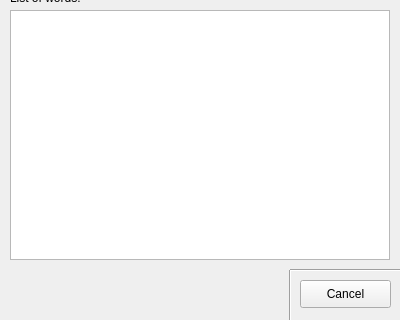
First picture: the form in views/youtube_window.ui, repository Antek-N/SpeechScan, before the edit; both pictures show x 0 to 400 and y 180 to 500 of the 400 by 500 pixel window.
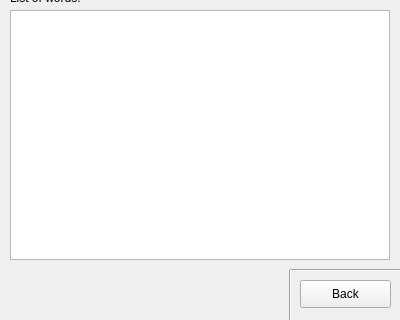
Second picture: the form after the edit.

Commit message: Change cancel_button to back_button

Patch:
```diff
--- a/views/youtube_window.ui
+++ b/views/youtube_window.ui
@@ -106,7 +106,7 @@
     </rect>
    </property>
    <property name="text">
-    <string>Cancel</string>
+    <string>Back</string>
    </property>
   </widget>
   <widget class="Line" name="line_4">
```
Left out of the diff: 4 changed lines with no effect on the pictures. The commit also changes 3 other files.
